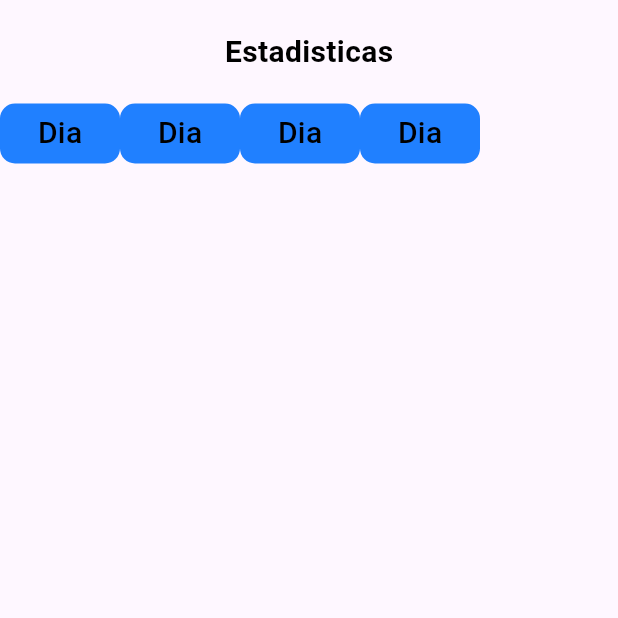
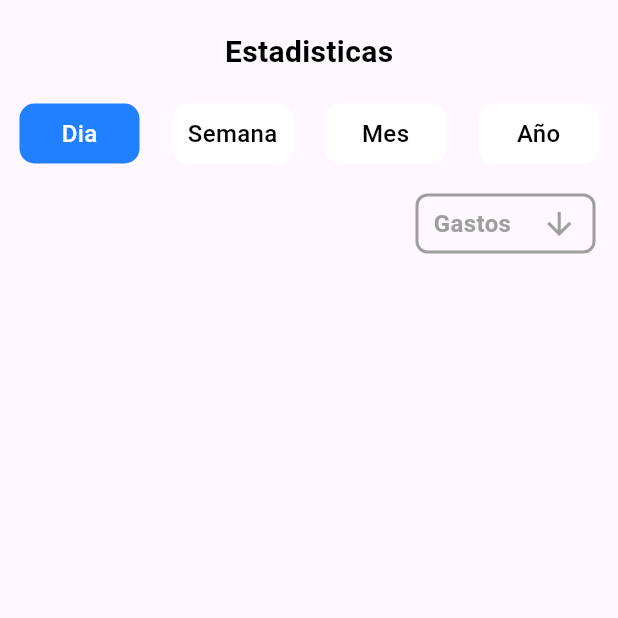
Before and after one commit to JoelSANQ/app, a Flutter app: the screen it shows after launch, on a phone screen of 412 x 824 dp, the top half of it. Run offline on Flutter 3.47's test engine with Material 3 defaults, Android fonts, the phone set to English and light mode, and no system bars.

Commit message:
Stadistics Tittle Name

```diff
--- a/app/lib/Screens/stadistics.dart
+++ b/app/lib/Screens/stadistics.dart
@@ -8,6 +8,8 @@ class Stadistics extends StatefulWidget {
 }
 
 class _MyWidgetState extends State<Stadistics> {
+  List day = ['Dia', 'Semana', 'Mes', 'Año'];
+  int index_color = 0;
   @override
   Widget build(BuildContext context) {
     return Scaffold(
@@ -26,28 +28,83 @@ class _MyWidgetState extends State<Stadistics> {
                   ),
                   ),
                   SizedBox(height: 20),
-                  Row(
+                  Padding(
+                    padding: const EdgeInsets.symmetric(horizontal: 13),
+                child: Row(
+                  mainAxisAlignment: MainAxisAlignment.spaceBetween,
                     children: [
-                      ...List.generate(4, (index) {
-                        return Container(
+                      ...List.generate(
+                        4,
+                         (index) {
+                        return GestureDetector(
+                          onTap: () {
+                            setState(() {
+                              index_color = index;
+                            });
+
+                          },
+                          child: Container(
                                               height: 40,
                                               width: 80,
                                               decoration: BoxDecoration(
                                               borderRadius: BorderRadius.circular(10),
-                    color: Color.fromARGB(255, 32, 128, 255),
+                                              color: index_color == index
+                                              ? Color.fromARGB(255, 32, 128, 255)
+                                              : Colors.white,
                                               ),
                                               alignment: Alignment.center,
-                    child: Text('Dia', style: TextStyle(
-                      color: Colors.black,
-                      fontSize: 20,
+                                              child: Text(
+                                                day[index],
+                                                style: TextStyle(
+                                                color: index_color == index
+                                              ? Colors.white
+                                              : Colors.black,
+                                                fontSize: 16,
                                                 fontWeight: FontWeight.w500,
                                               ),
                                               ),
 
+                                            ),
                         );
 
                         })
                     ],
+                  )
+                  ),
+                  SizedBox(height: 20),
+                  Padding(
+                    padding: const EdgeInsets.symmetric(horizontal: 15),
+                    child: Row(
+                      mainAxisAlignment: MainAxisAlignment.end,
+                      children: [
+                        Container(
+                          width: 120,
+                          height: 40,
+                        child: Row(
+                          mainAxisAlignment: MainAxisAlignment.spaceAround,
+                          children: [
+                            Text('Gastos',
+                             style: TextStyle(
+                              color: Colors.grey,
+                               fontSize: 16,
+                                fontWeight:  FontWeight.bold),
+                                ),
+                                Icon(
+                                  Icons.arrow_downward_sharp,
+                                color: Colors.grey
+                                ),
+                          ],
+                          ),
+                          decoration: BoxDecoration(
+                            border: Border.all(
+                              color: Colors.grey,
+                              width: 2,
+                            ),
+                            borderRadius: BorderRadius.circular(8),
+                          ) ,
+                        ),
+                      ],
+                    ),
                   )
                 ],
               ),
--- a/app/lib/main.dart
+++ b/app/lib/main.dart
@@ -1,5 +1,6 @@
 import 'package:flutter/material.dart';
 import 'package:app/Screens/stadistics.dart';
+import 'package:app/Screens/home_page.dart';
 
 void main() {
   runApp(const App());
--- a/app/pubspec.yaml
+++ b/app/pubspec.yaml
@@ -38,6 +38,8 @@ dependencies:
 dev_dependencies:
   flutter_test:
     sdk: flutter
+  syncfusion_flutter_charts: ^28.2.11
+
 
   # The "flutter_lints" package below contains a set of recommended lints to
   # encourage good coding practices. The lint set provided by the package is
```
Also changed, not shown: app/lib/widget/chart.dart (added), app/pubspec.lock. Lines whose indentation alone changed are shown as unchanged.
